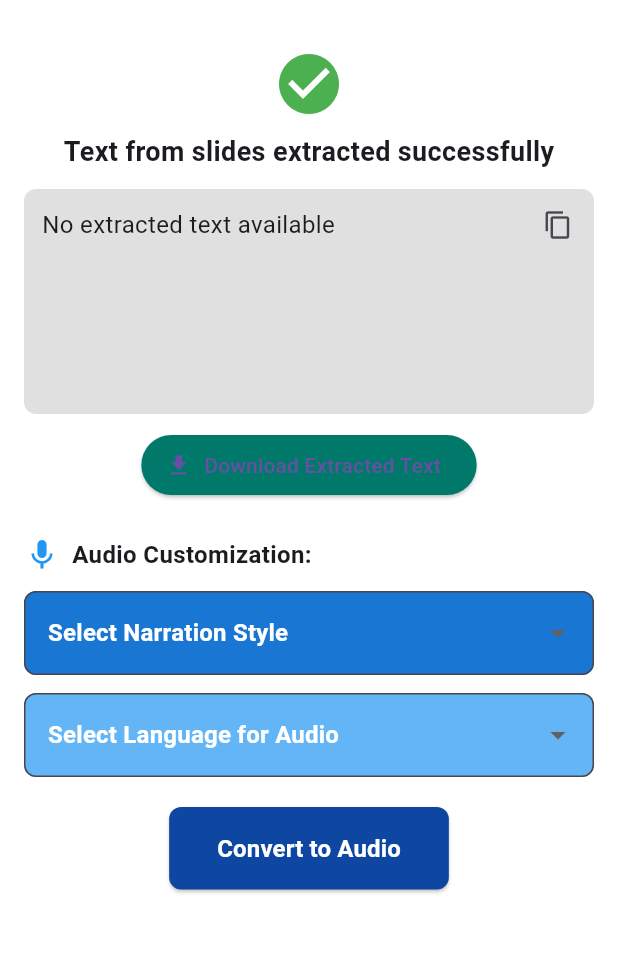
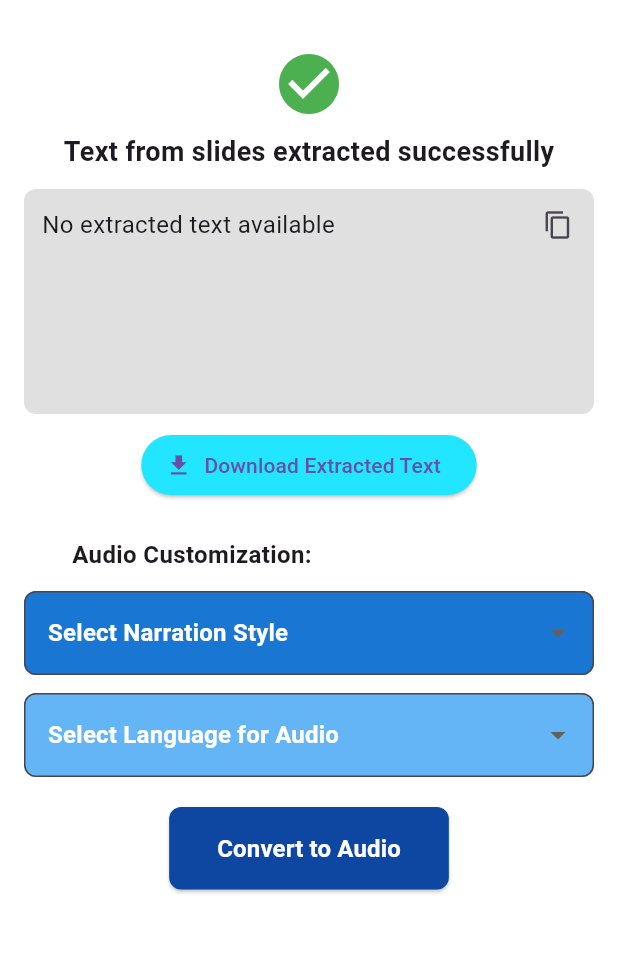
Before and after one commit to carolflz/Audify_fyp, a Flutter app: the UserCustomizationScreen screen opened by its route, on a phone screen of 412 x 824 dp, the part 84-1037 px from its top. Run offline on Flutter 3.47's test engine with Material 3 defaults, Android fonts, the light colour scheme and no system bars; our stand-ins replace audioplayers, file_picker, permission_handler; missing offline and left inert: flutter_downloader.

Commit message:
Tidy up user_customization screen for download extracted text button design

```diff
--- a/lib/user_customization.dart
+++ b/lib/user_customization.dart
@@ -149,7 +149,7 @@ class _UserCustomizationScreenState extends State<UserCustomizationScreen> {
             const SizedBox(height: 10),
             ElevatedButton.icon(
               style: ElevatedButton.styleFrom(
-                backgroundColor: Colors.teal[700],
+                backgroundColor: const Color.fromARGB(255, 34, 229, 255),
               ),
               icon: const Icon(Icons.download),
               label: const Text('Download Extracted Text'),
@@ -158,7 +158,7 @@ class _UserCustomizationScreenState extends State<UserCustomizationScreen> {
             const SizedBox(height: 24),
             Row(
               children: const [
-                Icon(Icons.mic, color: Colors.blue),
+                Icon(Icons.mic, color: Colors.white),
                 SizedBox(width: 8),
                 Text(
                   'Audio Customization:',
```
